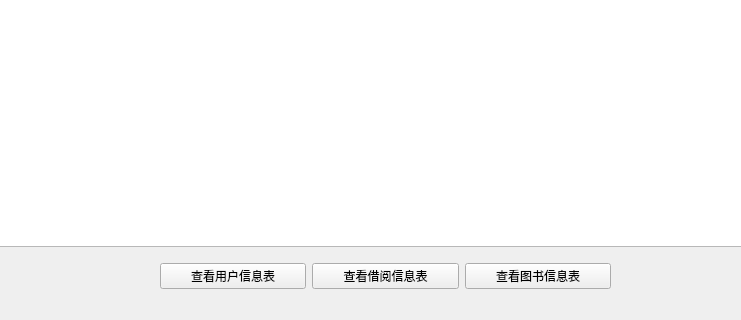
MiChuan/RFID, file lab5/Library/pages/viewinfo.ui: the form before one commit; both pictures show x 140 to 881 and y 264 to 584 of the 1036 by 584 pixel window.
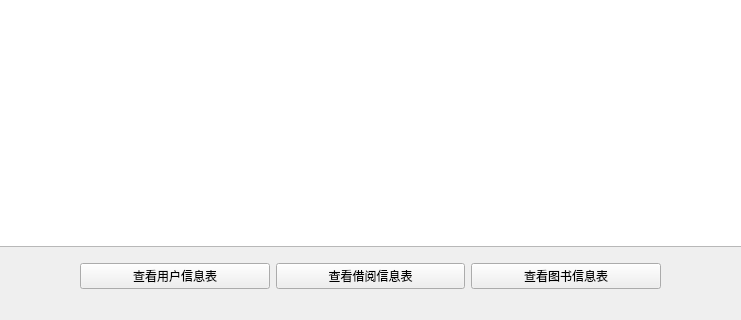
The form after the commit.

Diff of the .ui file:
```diff
--- a/lab5/Library/pages/viewinfo.ui
+++ b/lab5/Library/pages/viewinfo.ui
@@ -26,9 +26,9 @@
   <widget class="QWidget" name="horizontalLayoutWidget">
    <property name="geometry">
     <rect>
-     <x>300</x>
+     <x>220</x>
      <y>520</y>
-     <width>451</width>
+     <width>581</width>
      <height>41</height>
     </rect>
    </property>
```
